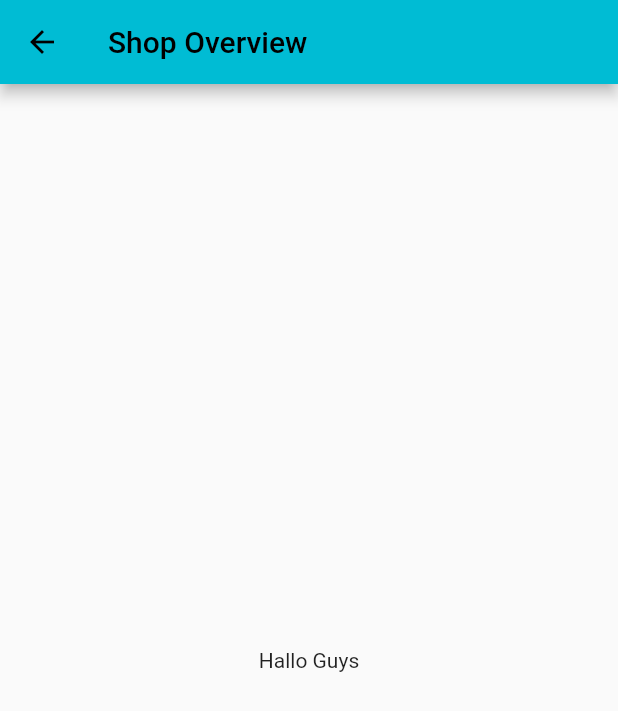
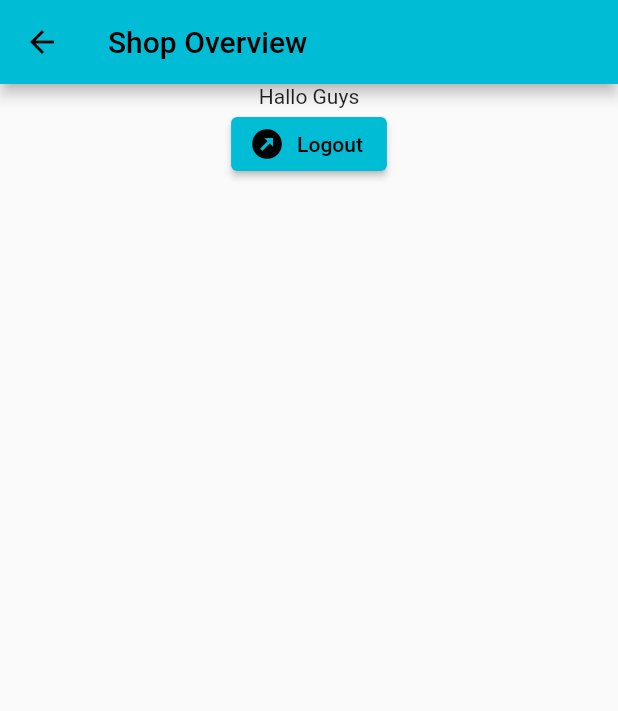
Before and after one commit to MatrixWeber/ShopOrganizer, a Flutter app: the ShopOverviewPage screen opened directly, on a phone screen of 412 x 824 dp. Shown: the top 711 px of the screen. Run offline on Flutter 3.47's test engine with Material 2 defaults, Android fonts, the light colour scheme and no system bars; our stand-ins replace firebase_auth, firebase_core; accounts and stored records are empty.

```diff
--- a/lib/shop_overview.dart
+++ b/lib/shop_overview.dart
@@ -1,7 +1,25 @@
 import 'package:flutter/material.dart';
+import 'package:firebase_auth/firebase_auth.dart';
 
-class ShopOverviewPage extends StatelessWidget {
+import 'main.dart';
+
+class ShopOverviewPage extends StatefulWidget {
   const ShopOverviewPage({super.key});
+
+  @override
+  State<ShopOverviewPage> createState() => _ShopOverviewPageState();
+}
+
+class _ShopOverviewPageState extends State<ShopOverviewPage> {
+  void _signOut() async {
+    await FirebaseAuth.instance.signOut();
+    Navigator.push(
+      context,
+      MaterialPageRoute(
+        builder: (context) => const MyApp(),
+      ),
+    );
+  }
 
   // This widget is the root of your application.
   @override
@@ -10,7 +28,17 @@ class ShopOverviewPage extends StatelessWidget {
       appBar: AppBar(
         title: const Text('Shop Overview'),
       ),
-      body: Center(child: const Text('Hallo Guys')),
+      body: Center(
+          child: Column(
+        children: [
+          const Text('Hallo Guys'),
+          ElevatedButton.icon(
+            onPressed: _signOut,
+            icon: const Icon(Icons.outbond),
+            label: const Text('Logout'),
+          ),
+        ],
+      )),
     );
   }
 }
```
Also changed, not shown: lib/main.dart (+7 -6 lines).
